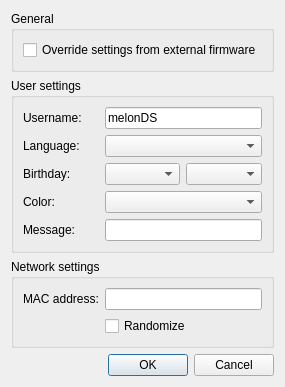
Old version of the form src/frontend/qt_sdl/FirmwareSettingsDialog.ui in the repository openpak/melonds.
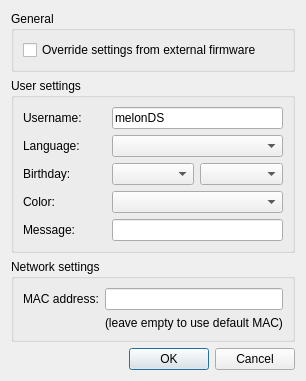
New version of the form.

Commit message: finish removing RandomizeMAC

```diff
--- a/src/frontend/qt_sdl/FirmwareSettingsDialog.ui
+++ b/src/frontend/qt_sdl/FirmwareSettingsDialog.ui
@@ -7,7 +7,7 @@
     <x>0</x>
     <y>0</y>
     <width>511</width>
-    <height>342</height>
+    <height>338</height>
    </rect>
   </property>
   <property name="sizePolicy">
@@ -144,9 +144,9 @@
        </widget>
       </item>
       <item row="1" column="1">
-       <widget class="QCheckBox" name="cbRandomizeMAC">
+       <widget class="QLabel" name="label_6">
         <property name="text">
-         <string>Randomize</string>
+         <string>(leave empty to use default MAC)</string>
         </property>
        </widget>
       </item>
```
The commit also changes 7 other files.
